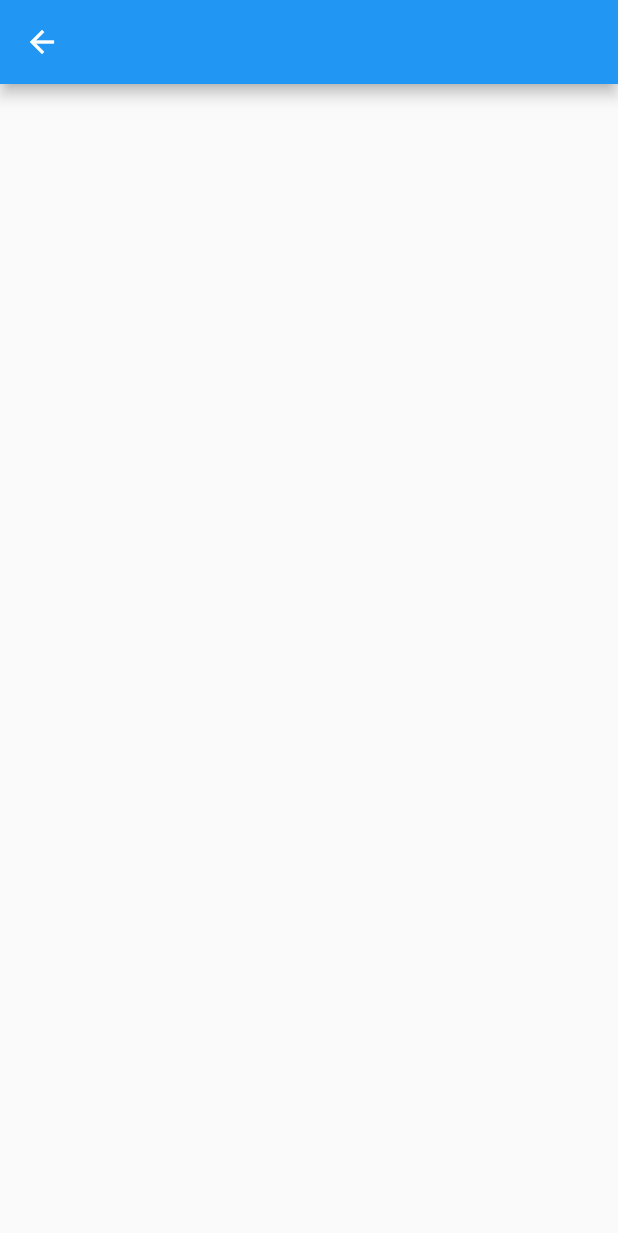
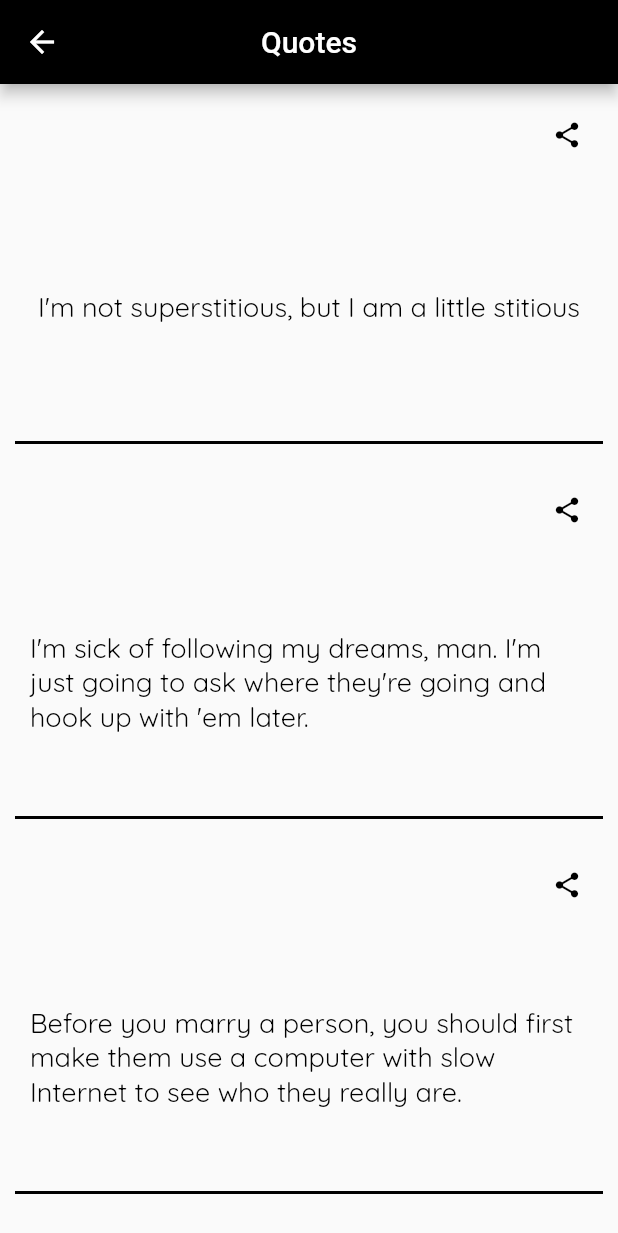
Before and after one commit to Jenil666/exception_handeling, a Flutter app: the screen it shows after launch, after a tap on "Funney Quotes", on a phone screen of 412 x 824 dp. Shown: the top 1233 px of the screen. Run offline on Flutter 3.47's test engine with Material 2 defaults, Android fonts, the phone set to English and light mode, and no system bars; our stand-ins replace google_fonts, share_plus; Roboto replaces fonts that are missing (Mukta).

Commit message:
14-3-23 12:01

```diff
--- a/lib/APP2.dart
+++ b/lib/APP2.dart
@@ -11,62 +11,39 @@ class App2 extends StatefulWidget {
 }
 
 class _App2State extends State<App2> {
+  List data = [""];
+  List ver = [];
+  @override
+  void initState() {
+    super.initState();
+    ver = [funneyquo,sadquo,motivationalquo,dailyquo,emotionalquo];
+  }
   @override
   Widget build(BuildContext context) {
     //Quotes q1 = ModalRoute.of(context)!.settings.arguments as Quotes;
     return SafeArea(
       child: Scaffold(
         appBar: AppBar(
+          leading: Center(
+              child: Text(
+            "Jenil",
+            style: GoogleFonts.babylonica(fontSize: 18, color: Colors.white),
+          )),
           backgroundColor: Colors.black,
-          title: Text("Awesome Quotes",
-            style: GoogleFonts.robotoFlex(fontSize: 20, color: Colors.white),),
+          title: Text(
+            "Awesome Quotes",
+            style: GoogleFonts.robotoFlex(fontSize: 20, color: Colors.white),
+          ),
           centerTitle: true,
         ),
         body: ListView.builder(
           itemCount: typeOfQuotes.length,
-          itemBuilder: (context, index) =>
-              InkWell(
-                  onTap: () {
-                    if (index == 0) {
-                      Quotes q1 = Quotes(
-                          quote1: "I'm not superstitious, but I am a little stitious",
-                          quote2: "I'm sick of following my dreams, man. I'm just going to ask where they're going and hook up with 'em later.",
-                          quote3: "Before you marry a person, you should first make them use a computer with slow Internet to see who they really are.",
-                          quote4:" never feel more alone than when I’m trying to put sunscreen on my back.",
-                          quote5: "There are only three ages for women in Hollywood: babe, district attorney and Driving Miss Daisy.",
-                      );
-                      Navigator.pushNamed(context, 'quo', arguments: q1);
-                    }
-                    else if (index == 1) {
-                      Quotes q1 = Quotes(
-                        quote1: "he good times of today, are the sad thoughts of tomorrow.",
-                        quote2: "It's sad when someone you know becomes someone you knew.",
-                        quote3: "Tears come from the heart and not from the brain.",
-                        quote4: "Grief is not as heavy as guilt, but it takes more away from you.” ~ Veronica Roth.",
-                        quote5: "When you feel sad, it's okay.",
-                      );
-                      Navigator.pushNamed(context, 'quo', arguments: q1);
-                    }
-                    else if (index == 2) {
-                      Quotes q1 = Quotes(
-                        quote1: "Keep smiling, because life is a beautiful thing and there's so much to smile about.",
-                        quote2: "Life is a long lesson in humility.",
-                        quote3: "In three words I can sum up everything I've learned about life: it goes on.",
-                        quote4: "Love the life you live. ",
-                        quote5: "Life is either a daring adventure or nothing at all. ",
-                      );
-                      Navigator.pushNamed(context, 'quo', arguments: q1);
-                    }
-                    else if (index == 3) {
-                      Quotes q1 = Quotes();
-                      Navigator.pushNamed(context, 'quo', arguments: q1);
-                    }
-                    else if (index == 4) {
-                      Quotes q1 = Quotes();
-                      Navigator.pushNamed(context, 'quo', arguments: q1);
-                    }
-                  },
-                  child: Con(typeOfQuotes[index])),
+          itemBuilder: (context, index) => InkWell(
+              onTap: () {
+                  Navigator.pushNamed(context, 'quo', arguments: ver[index]);
+
+              },
+              child: Con(typeOfQuotes[index])),
         ),
       ),
     );
@@ -79,12 +56,22 @@ class _App2State extends State<App2> {
       width: double.infinity,
       child: Row(
         children: [
-          SizedBox(width: 10,),
-          Text("$qotes", style: GoogleFonts.dosis(
-              fontSize: 25, color: Colors.black, fontWeight: FontWeight.bold),),
+          SizedBox(
+            width: 10,
+          ),
+          Text(
+            "$qotes",
+            style: GoogleFonts.dosis(
+                fontSize: 25, color: Colors.black, fontWeight: FontWeight.bold),
+          ),
           Expanded(child: SizedBox()),
-          Icon(Icons.arrow_right_rounded, size: 30,),
-          SizedBox(width: 10,),
+          Icon(
+            Icons.arrow_right_rounded,
+            size: 30,
+          ),
+          SizedBox(
+            width: 10,
+          ),
         ],
       ),
       decoration: BoxDecoration(
@@ -96,8 +83,7 @@ class _App2State extends State<App2> {
               blurRadius: 10,
               spreadRadius: 1,
             )
-          ]
-      ),
+          ]),
     );
   }
 }
--- a/lib/Model.dart
+++ b/lib/Model.dart
@@ -10,11 +10,8 @@
 
 class Quotes
 {
-  String? quote1;
-  String? quote2;
-  String? quote3;
-  String? quote4;
-  String? quote5;
+  List? quote;
 
-  Quotes({this.quote1, this.quote2, this.quote3, this.quote4, this.quote5});
+
+  Quotes({this.quote});
 }
--- a/lib/quotes.dart
+++ b/lib/quotes.dart
@@ -1,5 +1,7 @@
-import 'package:flutter/cupertino.dart';
+import 'package:exception_handeling/utils/variables.dart';
 import 'package:flutter/material.dart';
+import 'package:google_fonts/google_fonts.dart';
+import 'package:share_plus/share_plus.dart';
 
 class Quotes extends StatefulWidget {
   const Quotes({Key? key}) : super(key: key);
@@ -11,6 +13,55 @@ class Quotes extends StatefulWidget {
 class _QuotesState extends State<Quotes> {
   @override
   Widget build(BuildContext context) {
-    return SafeArea(child: Scaffold(appBar: AppBar(),));
+    List q1 = ModalRoute.of(context)!.settings.arguments as List;
+    return SafeArea(
+        child: Scaffold(
+      appBar: AppBar(
+        backgroundColor: Colors.black,
+        title: Text(
+          "Quotes",
+          style: GoogleFonts.mukta(color: Colors.white),
+        ),
+        centerTitle: true,
+      ),
+          body: ListView.builder(itemBuilder:(context, index) => Con(q1[index],index),itemCount: emotionalquo.length,)
+    ));
+  }
+
+  Widget Con(String qu,int ind)
+  {
+    return Container(
+      margin: EdgeInsets.all(10),
+      height: 230,
+      width: double.infinity,
+      child: Column(
+        children: [
+          Row(
+            children: [
+              Spacer(),
+              IconButton(onPressed: () {
+                Share.share('${qu}');
+              }, icon: Icon(Icons.share,color: Colors.black,size: 20,))
+            ],
+          ),
+          Expanded(
+            child: Container(
+              padding: EdgeInsets.all(10),
+              child: Column(mainAxisAlignment: MainAxisAlignment.center,
+                children: [
+                  Center(child: Text(qu,style: GoogleFonts.quicksand(fontSize: 18,color: Colors.black),)),
+                ],
+              ),
+            ),
+          ),
+          Divider(
+            color: Colors.black,
+            thickness: 2,
+            height: 0,
+          ),
+
+        ],
+      ),
+    );
   }
 }
--- a/lib/utils/variables.dart
+++ b/lib/utils/variables.dart
@@ -6,4 +6,40 @@ List pagecontent = ["Website","contact","app"];
 
 String axisbankname="Axis Bank";
 
-List typeOfQuotes = ["Funney Quotes","Sad Quoter","Daily Qoutes","Motivational Quotes","Emotional Quotes"];
+List typeOfQuotes = ["Funney Quotes","Sad Quoter","Motivational Quotes","Daily Qoutes","Emotional Quotes"];
+
+List funneyquo = [
+  "I'm not superstitious, but I am a little stitious",
+  "I'm sick of following my dreams, man. I'm just going to ask where they're going and hook up with 'em later.",
+  "Before you marry a person, you should first make them use a computer with slow Internet to see who they really are.",
+  " never feel more alone than when I’m trying to put sunscreen on my back.",
+  "There are only three ages for women in Hollywood: babe, district attorney and Driving Miss Daisy."
+];
+List sadquo = [
+  "he good times of today, are the sad thoughts of tomorrow.",
+  "It's sad when someone you know becomes someone you knew.",
+  "Tears come from the heart and not from the brain.",
+  "Grief is not as heavy as guilt, but it takes more away from you.” ~ Veronica Roth.",
+  "When you feel sad, it's okay.",
+];
+List motivationalquo = [
+  "Keep smiling, because life is a beautiful thing and there's so much to smile about.",
+  "Life is a long lesson in humility.",
+  "In three words I can sum up everything I've learned about life: it goes on.",
+  "Love the life you live. ",
+  "Life is either a daring adventure or nothing at all. ",
+];
+List dailyquo = [
+  "You can get everything in life you want if you will just help enough other people get what they want.",
+  "Inspiration does exist, but it must find you working.",
+  "Don't settle for average.",
+  "Show up, show up, show up, and after a while the muse shows up, too.",
+  "Don't bunt.",
+];
+List emotionalquo = [
+  "When you have a dream, you've got to grab it and never let go.",
+  "Nothing is impossible",
+  "There is nothing impossible to they who will try.",
+  "he bad news is time flies.",
+  "Life has got all those twists and turns.",
+];
```
Also changed, not shown: pubspec.lock, 2 other files.
